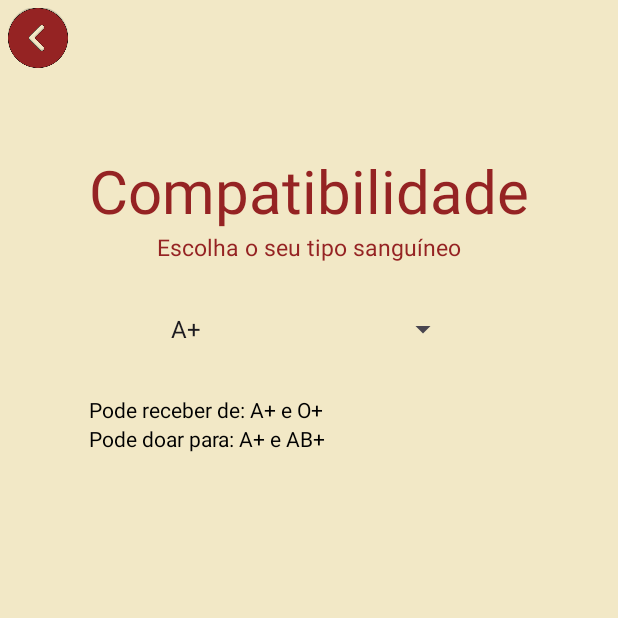
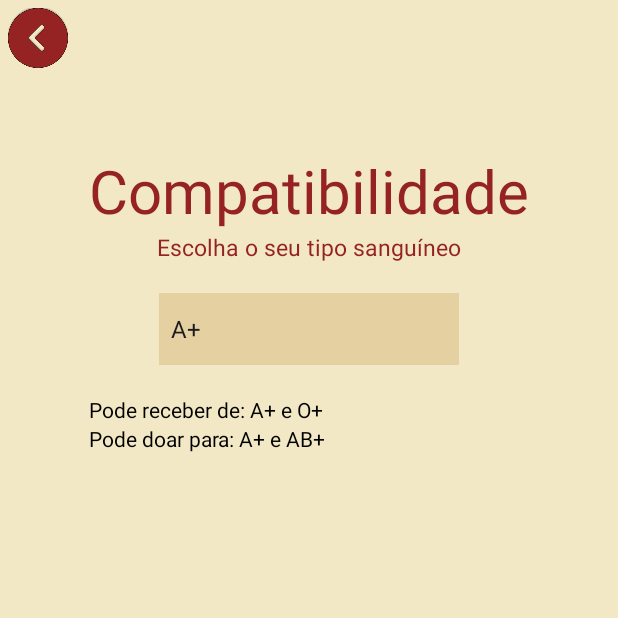
Before and after one commit to senacrs-emti/2023-3MA-educom-G08, an Android app: the CompatibilidadeActivity screen opened directly, with no data from a screen before it, on a phone screen of 412 x 824 dp, the top half of it. Run offline under Robolectric (Android 15) with nearby library versions, the phone set to English and light mode, and no system bars.

Commit message:
color fixed

```diff
--- a/app/src/main/res/layout/activity_compatibilidade.xml
+++ b/app/src/main/res/layout/activity_compatibilidade.xml
@@ -54,6 +54,8 @@
                     android:layout_height="48dp"
                     android:spinnerMode="dropdown"
                     android:textColor="@color/black"
+                    android:textAlignment="center"
+                    android:background="#e4d0a0"
                     />
 
             </LinearLayout>
```
